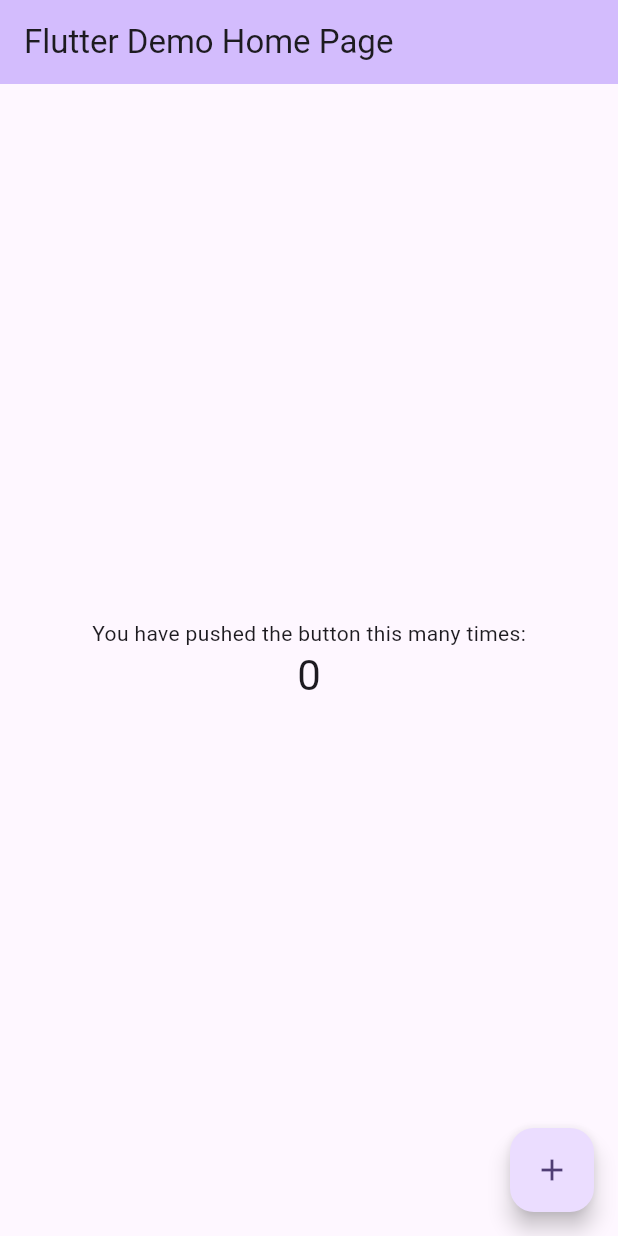
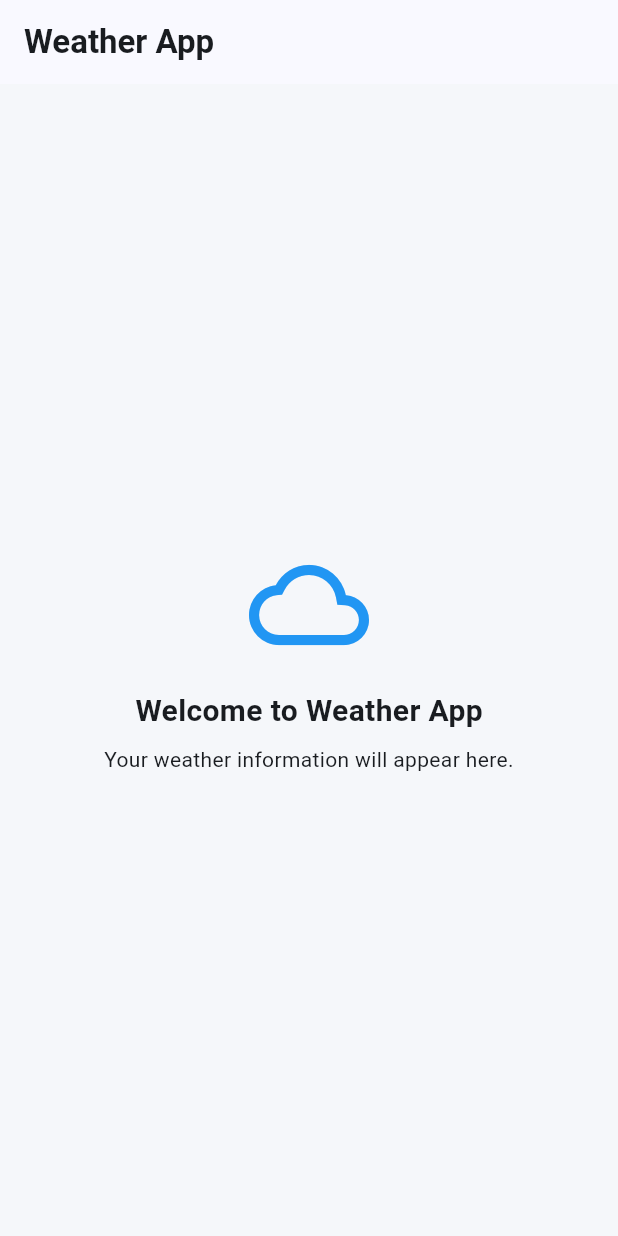
Before and after one commit to faleroid/responsi_mobile, a Flutter app: the screen it shows after launch, on a phone screen of 412 x 824 dp. Run offline on Flutter 3.47's test engine with Material 3 defaults, Android fonts, the phone set to English and light mode, and no system bars; our stand-ins replace material_ui.

Commit message:
Feat: integrate providers and create home screen

```diff
--- a/lib/main.dart
+++ b/lib/main.dart
@@ -1,121 +1,33 @@
 import 'package:material_ui/material_ui.dart';
+import 'package:provider/provider.dart';
+
+import 'viewmodels/weather_viewmodel.dart';
+import 'viewmodels/location_viewmodel.dart';
+import 'views/home_screen.dart';
 
 void main() {
-  runApp(const MyApp());
+  runApp(const WeatherApp());
 }
 
-class MyApp extends StatelessWidget {
-  const MyApp({super.key});
-
-  // This widget is the root of your application.
-  @override
-  Widget build(BuildContext context) {
-    return MaterialApp(
-      title: 'Flutter Demo',
-      theme: ThemeData(
-        // This is the theme of your application.
-        //
-        // TRY THIS: Try running your application with "flutter run". You'll see
-        // the application has a purple toolbar. Then, without quitting the app,
-        // try changing the seedColor in the colorScheme below to Colors.green
-        // and then invoke "hot reload" (save your changes or press the "hot
-        // reload" button in a Flutter-supported IDE, or press "r" if you used
-        // the command line to start the app).
-        //
-        // Notice that the counter didn't reset back to zero; the application
-        // state is not lost during the reload. To reset the state, use hot
-        // restart instead.
-        //
-        // This works for code too, not just values: Most code changes can be
-        // tested with just a hot reload.
-        colorScheme: .fromSeed(seedColor: Colors.deepPurple),
-      ),
-      home: const MyHomePage(title: 'Flutter Demo Home Page'),
-    );
-  }
-}
-
-class MyHomePage extends StatefulWidget {
-  const MyHomePage({super.key, required this.title});
-
-  // This widget is the home page of your application. It is stateful, meaning
-  // that it has a State object (defined below) that contains fields that affect
-  // how it looks.
-
-  // This class is the configuration for the state. It holds the values (in this
-  // case the title) provided by the parent (in this case the App widget) and
-  // used by the build method of the State. Fields in a Widget subclass are
-  // always marked "final".
-
-  final String title;
-
-  @override
-  State<MyHomePage> createState() => _MyHomePageState();
-}
-
-class _MyHomePageState extends State<MyHomePage> {
-  int _counter = 0;
-
-  void _incrementCounter() {
-    setState(() {
-      // This call to setState tells the Flutter framework that something has
-      // changed in this State, which causes it to rerun the build method below
-      // so that the display can reflect the updated values. If we changed
-      // _counter without calling setState(), then the build method would not be
-      // called again, and so nothing would appear to happen.
-      _counter++;
-    });
-  }
+class WeatherApp extends StatelessWidget {
+  const WeatherApp({super.key});
 
   @override
   Widget build(BuildContext context) {
-    // This method is rerun every time setState is called, for instance as done
-    // by the _incrementCounter method above.
-    //
-    // The Flutter framework has been optimized to make rerunning build methods
-    // fast, so that you can just rebuild anything that needs updating rather
-    // than having to individually change instances of widgets.
-    return Scaffold(
-      appBar: AppBar(
-        // TRY THIS: Try changing the color here to a specific color (to
-        // Colors.amber, perhaps?) and trigger a hot reload to see the AppBar
-        // change color while the other colors stay the same.
-        backgroundColor: Theme.of(context).colorScheme.inversePrimary,
-        // Here we take the value from the MyHomePage object that was created by
-        // the App.build method, and use it to set our appbar title.
-        title: Text(widget.title),
-      ),
-      body: Center(
-        // Center is a layout widget. It takes a single child and positions it
-        // in the middle of the parent.
-        child: Column(
-          // Column is also a layout widget. It takes a list of children and
-          // arranges them vertically. By default, it sizes itself to fit its
-          // children horizontally, and tries to be as tall as its parent.
-          //
-          // Column has various properties to control how it sizes itself and
-          // how it positions its children. Here we use mainAxisAlignment to
-          // center the children vertically; the main axis here is the vertical
-          // axis because Columns are vertical (the cross axis would be
-          // horizontal).
-          //
-          // TRY THIS: Invoke "debug painting" (choose the "Toggle Debug Paint"
-          // action in the IDE, or press "p" in the console), to see the
-          // wireframe for each widget.
-          mainAxisAlignment: .center,
-          children: [
-            const Text('You have pushed the button this many times:'),
-            Text(
-              '$_counter',
-              style: Theme.of(context).textTheme.headlineMedium,
-            ),
-          ],
+    return MultiProvider(
+      providers: [
+        ChangeNotifierProvider(create: (_) => WeatherViewModel()),
+        ChangeNotifierProvider(create: (_) => LocationViewModel()),
+      ],
+      child: MaterialApp(
+        debugShowCheckedModeBanner: false,
+        title: 'Weather App',
+        theme: ThemeData(
+          useMaterial3: true,
+          colorScheme: ColorScheme.fromSeed(seedColor: const Color(0xFF3978D5)),
+          scaffoldBackgroundColor: const Color(0xFFF5F7FA),
         ),
-      ),
-      floatingActionButton: FloatingActionButton(
-        onPressed: _incrementCounter,
-        tooltip: 'Increment',
-        child: const Icon(Icons.add),
+        home: const HomeScreen(),
       ),
     );
   }
--- /dev/null
+++ b/lib/views/home_screen.dart
@@ -0,0 +1,36 @@
+import 'package:material_ui/material_ui.dart';
+
+class HomeScreen extends StatelessWidget {
+  const HomeScreen({super.key});
+
+  @override
+  Widget build(BuildContext context) {
+    return Scaffold(
+      appBar: AppBar(
+        title: const Text(
+          'Weather App',
+          style: TextStyle(fontWeight: FontWeight.bold),
+        ),
+        centerTitle: false,
+      ),
+      body: const Center(
+        child: Column(
+          mainAxisAlignment: MainAxisAlignment.center,
+          children: [
+            Icon(Icons.cloud_outlined, size: 80, color: Colors.blue),
+            SizedBox(height: 16),
+            Text(
+              'Welcome to Weather App',
+              style: TextStyle(fontSize: 20, fontWeight: FontWeight.bold),
+            ),
+            SizedBox(height: 8),
+            Text(
+              'Your weather information will appear here.',
+              textAlign: TextAlign.center,
+            ),
+          ],
+        ),
+      ),
+    );
+  }
+}
```
